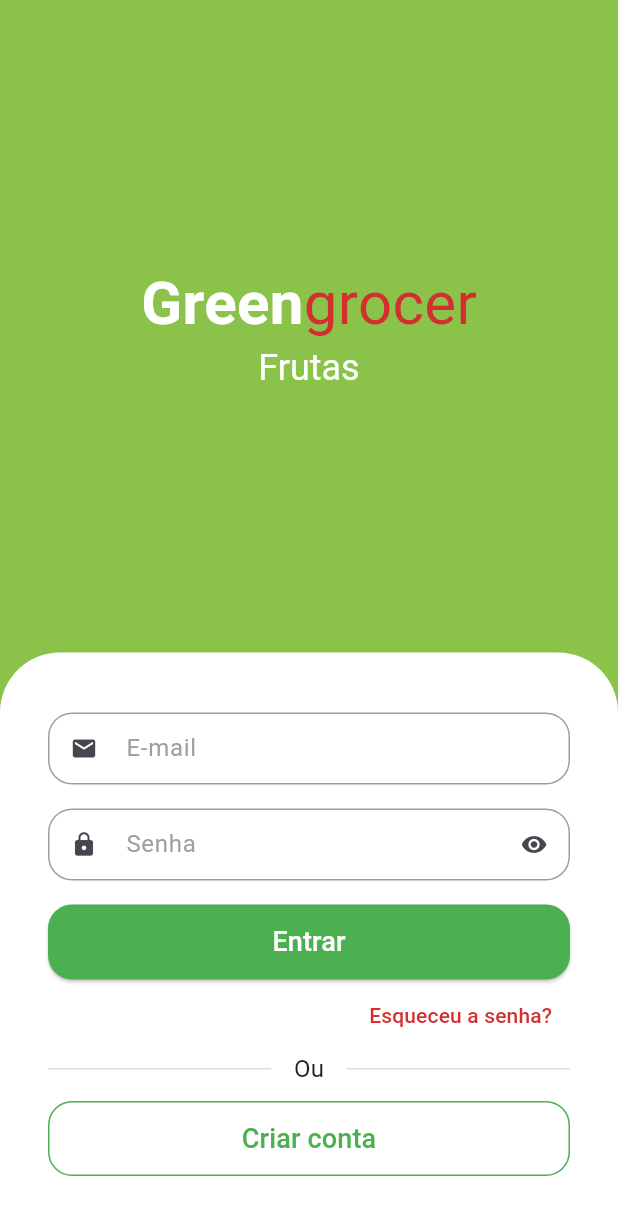
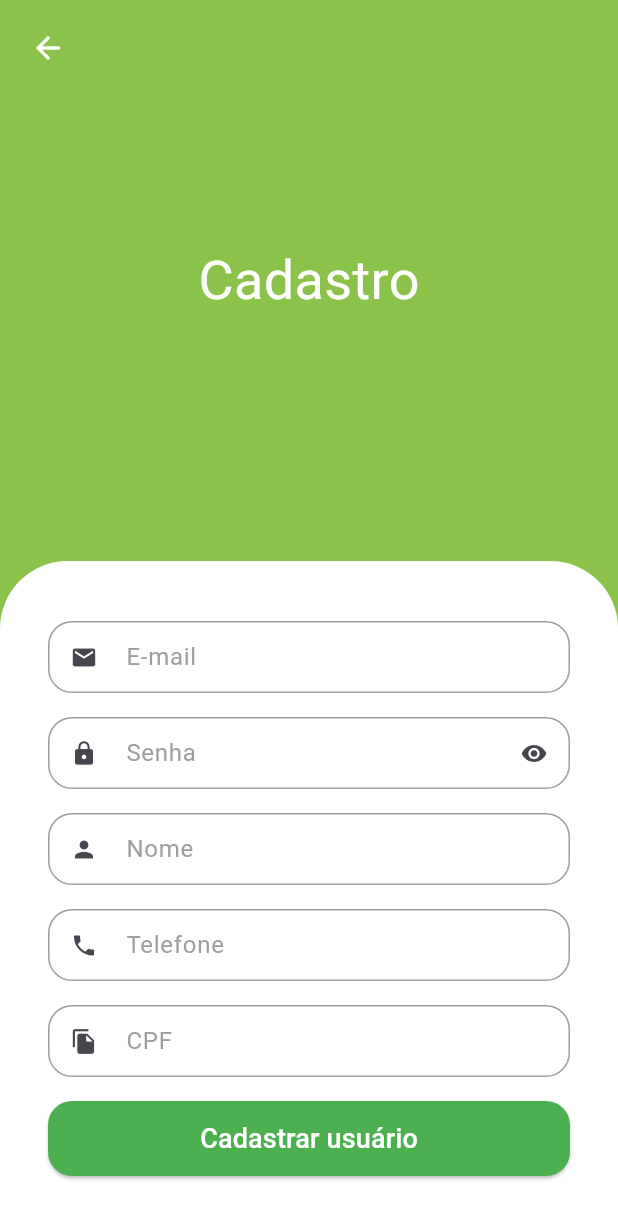
Before and after one commit to VanessaNRosa/quitanda_virtual, a Flutter app: the screen it shows after launch, after a tap on "Criar conta", on a phone screen of 412 x 824 dp. Shown: the top 1219 px of the screen. Run offline on Flutter 3.47's test engine with Material 3 defaults, Android fonts, the light colour scheme and no system bars; drawn by our look-alikes of animated_text_kit; our stand-ins replace mask_text_input_formatter.

Commit message:
tela de cadastro

```diff
--- a/lib/src/auth/components/custom_text_field.dart
+++ b/lib/src/auth/components/custom_text_field.dart
@@ -1,14 +1,17 @@
 import 'package:flutter/material.dart';
+import 'package:flutter/services.dart';
 
 class CustomTextField extends StatefulWidget {
   final IconData icon;
   final String label;
   final bool isSecret;
+  final List<TextInputFormatter>? inputFormatter;
 
    const CustomTextField({
     required this.icon,
     required this.label,
     this.isSecret = false,
+    this.inputFormatter,
     super.key});
 
   @override
@@ -29,6 +32,7 @@ class _CustomTextFieldState extends State<CustomTextField> {
     return Padding(
       padding: const EdgeInsets.only(bottom: 16),
       child: TextFormField(
+        inputFormatters: widget.inputFormatter,
         obscureText: obscureText,
         decoration: InputDecoration(
           isDense: true,
--- a/lib/src/auth/sign_in_screen.dart
+++ b/lib/src/auth/sign_in_screen.dart
@@ -1,6 +1,7 @@
 import 'package:animated_text_kit/animated_text_kit.dart';
 import 'package:flutter/material.dart';
 import 'package:quitanda_virtual/src/auth/components/custom_text_field.dart';
+import 'package:quitanda_virtual/src/auth/sign_up_screen.dart';
 import 'package:quitanda_virtual/src/config/custom_colors.dart';
 
 class SignInScreen extends StatelessWidget {
@@ -134,7 +135,13 @@ class SignInScreen extends StatelessWidget {
                     SizedBox(
                       height: 50,
                       child: OutlinedButton(
-                        onPressed: () {},
+                        onPressed: () {
+                          Navigator.of(context).push(
+                            MaterialPageRoute(builder: (c){
+                              return SignUpScreen();
+                            })
+                          );
+                        },
                         style: OutlinedButton.styleFrom(
                           side: const BorderSide(color: Colors.green),
                           foregroundColor: Colors.green,
--- /dev/null
+++ b/lib/src/auth/sign_up_screen.dart
@@ -0,0 +1,121 @@
+import 'package:flutter/material.dart';
+import 'package:flutter/services.dart';
+import 'package:mask_text_input_formatter/mask_text_input_formatter.dart';
+import 'package:quitanda_virtual/src/auth/components/custom_text_field.dart';
+import 'package:quitanda_virtual/src/config/custom_colors.dart';
+
+class SignUpScreen extends StatelessWidget {
+  SignUpScreen({super.key});
+
+  final cpfFormatter = MaskTextInputFormatter(
+    mask: "###.###.###-##",
+    filter: {"#" : RegExp(r'[0-9]')}
+  );
+
+  final phoneFormatter = MaskTextInputFormatter(
+    mask: "(##) #####-####",
+    filter: {"#" : RegExp(r'[0-9]')}
+  );
+
+  @override
+  Widget build(BuildContext context) {
+    final size = MediaQuery.of(context).size;
+
+    return Scaffold(
+      backgroundColor: CustomColors.customSwatchColor,
+      body: SingleChildScrollView(
+        child: SizedBox(
+          height: size.height,
+          width: size.width,
+          child: Stack(
+            children: [
+              Positioned(
+                top: 8,
+                left: 8,
+                child: SafeArea(
+                  child: IconButton(
+                    onPressed: () {
+                      Navigator.of(context).pop();
+                    },
+                    icon: Icon(Icons.arrow_back, color: Colors.white,),
+                  ),
+                ),
+              ),
+              Column(
+                children: [
+                  const Expanded(
+                    child: Center(
+                      child: Text(
+                        "Cadastro",
+                        style: TextStyle(fontSize: 36, color: Colors.white),
+                      ),
+                    ),
+                  ),
+
+                  //Formulário
+                  Container(
+                    padding: EdgeInsets.symmetric(horizontal: 32, vertical: 40),
+                    decoration: BoxDecoration(
+                      color: Colors.white,
+                      borderRadius: BorderRadius.vertical(
+                        top: Radius.circular(45),
+                      ),
+                    ),
+                    child: Column(
+                      crossAxisAlignment: CrossAxisAlignment.stretch,
+                      children: [
+                        const CustomTextField(
+                          icon: Icons.email,
+                          label: "E-mail",
+                        ),
+                        const CustomTextField(
+                          icon: Icons.lock,
+                          label: "Senha",
+                          isSecret: true,
+                        ),
+                        const CustomTextField(
+                          icon: Icons.person,
+                          label: "Nome",
+                        ),
+                        CustomTextField(
+                          inputFormatter: [phoneFormatter],
+                          icon: Icons.phone,
+                          label: "Telefone",
+                        ),
+                        CustomTextField(
+                          inputFormatter: [cpfFormatter],
+                          icon: Icons.file_copy,
+                          label: "CPF",
+                        ),
+                        SizedBox(
+                          height: 50,
+                          child: ElevatedButton(
+                            onPressed: () {},
+                            style: ElevatedButton.styleFrom(
+                              backgroundColor: Colors.green,
+                              foregroundColor: Colors.white,
+                              shape: RoundedRectangleBorder(
+                                borderRadius: BorderRadius.circular(16),
+                              ),
+                            ),
+                            child: const Text(
+                              "Cadastrar usuário",
+                              style: TextStyle(
+                                color: Colors.white,
+                                fontSize: 18,
+                              ),
+                            ),
+                          ),
+                        ),
+                      ],
+                    ),
+                  ),
+                ],
+              ),
+            ],
+          ),
+        ),
+      ),
+    );
+  }
+}
--- a/pubspec.yaml
+++ b/pubspec.yaml
@@ -35,6 +35,7 @@ dependencies:
   # Use with the CupertinoIcons class for iOS style icons.
   cupertino_icons: ^1.0.8
   animated_text_kit: ^4.2.3
+  mask_text_input_formatter: ^2.9.0
 
 dev_dependencies:
   flutter_test:
```
Also changed, not shown: pubspec.lock, 2 other files.
